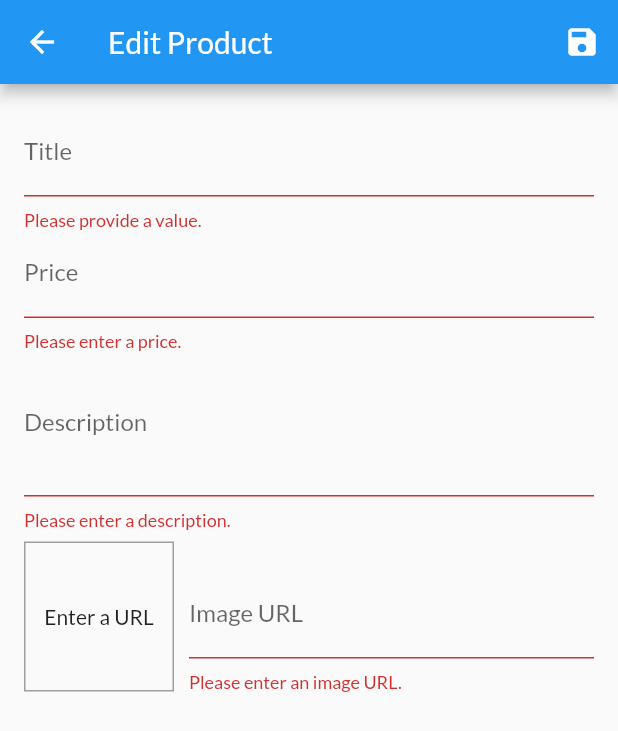
After one commit to nukeolay/shop_app, a Flutter app: the EditProductScreen screen opened by its route, after a tap on the "save" icon, on a phone screen of 412 x 824 dp. The commit adds this screen. Shown: the top 731 px of the screen. Run offline on Flutter 3.47's test engine with Material 2 defaults, Android fonts, the phone set to English and light mode, and no system bars; network calls fail.

Commit message:
finished 9 ch

```diff
--- a/lib/main.dart
+++ b/lib/main.dart
@@ -1,6 +1,8 @@
 import 'package:flutter/material.dart';
 import 'package:provider/provider.dart';
-import 'package:shop_app/screens/orders_screen.dart';
+import './screens/edit_product_screen.dart';
+import './screens/orders_screen.dart';
+import './screens/user_products_screen.dart';
 import './providers/orders.dart';
 import './screens/cart_screen.dart';
 import './providers/cart.dart';
@@ -42,6 +44,8 @@ class MyApp extends StatelessWidget {
           ProductDetailScreen.routeName: (ctx) => const ProductDetailScreen(),
           CartScreen.routeName: (ctx) => const CartScreen(),
           OrdersScreen.routeName: (ctx) => const OrdersScreen(),
+          UserProductsScreen.routeName: (ctx) => const UserProductsScreen(),
+          EditProductScreen.routeName: (ctx) => const EditProductScreen(),
         },
       ),
     );
--- a/lib/providers/products.dart
+++ b/lib/providers/products.dart
@@ -45,8 +45,26 @@ class Products with ChangeNotifier {
     return _items.where((product) => product.isFavorite).toList();
   }
 
-  void addProduct() {
-    //_items.add(value);
+  void addProduct(Product product) {
+    final newProduct = Product(
+      id: DateTime.now().toString(),
+      title: product.title,
+      description: product.description,
+      price: product.price,
+      imageUrl: product.imageUrl,
+    );
+    _items.add(newProduct);
+    notifyListeners();
+  }
+
+  void updateProduct(String id, Product newProduct) {
+    int productIndex = _items.indexWhere((product) => product.id == id);
+    _items[productIndex] = newProduct;
+    notifyListeners();
+  }
+
+  void deleteProduct(String? id) {
+    _items.removeWhere((product) => product.id == id);
     notifyListeners();
   }
 
--- /dev/null
+++ b/lib/screens/edit_product_screen.dart
@@ -0,0 +1,274 @@
+import 'package:flutter/cupertino.dart';
+import 'package:flutter/material.dart';
+import 'package:provider/provider.dart';
+import '../providers/products.dart';
+import '../providers/product.dart';
+
+class EditProductScreen extends StatefulWidget {
+  const EditProductScreen({Key? key}) : super(key: key);
+  static const String routeName = '/edit-product-screen';
+
+  @override
+  _EditProductScreenState createState() => _EditProductScreenState();
+}
+
+class _EditProductScreenState extends State<EditProductScreen> {
+  final _priceFocusNode = FocusNode();
+  final _descriptionFocusNode = FocusNode();
+  final _imageUrlFocusNode = FocusNode();
+  final _imageUrlController = TextEditingController();
+  final _form = GlobalKey<FormState>();
+  Product _editedProduct = Product(
+    id: '',
+    title: '',
+    price: 0,
+    description: '',
+    imageUrl: '',
+  );
+
+  Map<String, String> _initValues = {
+    'title': '',
+    'description': '',
+    'price': '',
+    'imageUrl': '',
+  };
+
+  bool _isInit = true;
+
+  @override
+  void initState() {
+    _imageUrlFocusNode.addListener(_updateImageUrl);
+    super.initState();
+  }
+
+  @override
+  void didChangeDependencies() {
+    if (_isInit) {
+      final String? productId =
+          ModalRoute.of(context)!.settings.arguments as String?;
+      if (productId != null) {
+        _editedProduct =
+            Provider.of<Products>(context, listen: false).findById(productId);
+        _initValues = {
+          'title': _editedProduct.title,
+          'description': _editedProduct.description,
+          'price': _editedProduct.price.toString(),
+          'imageUrl': '',
+        };
+        _imageUrlController.text = _editedProduct.imageUrl;
+        _isInit = false;
+      }
+    }
+    super.didChangeDependencies();
+  }
+
+  @override
+  void dispose() {
+    _imageUrlFocusNode.removeListener(_updateImageUrl);
+    _priceFocusNode.dispose();
+    _descriptionFocusNode.dispose();
+    _imageUrlFocusNode.dispose();
+    _imageUrlController.dispose();
+    super.dispose();
+  }
+
+  void _updateImageUrl() {
+    String value = _imageUrlController.text;
+    if (!_imageUrlFocusNode.hasFocus) {
+      if ((!value.startsWith('http') && !value.startsWith('https')) ||
+          (!value.endsWith('.png') &&
+              !value.endsWith('.jpg') &&
+              !value.endsWith('.jpeg'))) {
+        return;
+      } else {
+        setState(() {});
+      }
+    }
+  }
+
+  void _saveForm() {
+    final bool _isValid = _form.currentState!.validate();
+    if (_isValid) {
+      _form.currentState!.save();
+      if (_editedProduct.id != '') {
+        Provider.of<Products>(context, listen: false)
+            .updateProduct(_editedProduct.id, _editedProduct);
+      } else {
+        Provider.of<Products>(context, listen: false)
+            .addProduct(_editedProduct);
+      }
+      Navigator.of(context).pop();
+    }
+  }
+
+  @override
+  Widget build(BuildContext context) {
+    return Scaffold(
+      appBar: AppBar(
+        title: const Text('Edit Product'),
+        actions: [
+          IconButton(
+            onPressed: _saveForm,
+            icon: const Icon(Icons.save),
+          ),
+        ],
+      ),
+      body: Padding(
+        padding: const EdgeInsets.all(16.0),
+        child: Form(
+          key: _form,
+          child: ListView(
+            children: [
+              TextFormField(
+                initialValue: _initValues['title'],
+                decoration: const InputDecoration(labelText: 'Title'),
+                textInputAction: TextInputAction.next,
+                onFieldSubmitted: (_) {
+                  FocusScope.of(context).requestFocus(_priceFocusNode);
+                },
+                validator: (value) {
+                  if (value!.isEmpty) {
+                    return 'Please provide a value.';
+                  }
+                  return null;
+                },
+                onSaved: (value) {
+                  _editedProduct = Product(
+                    id: _editedProduct.id,
+                    title: '$value',
+                    price: _editedProduct.price,
+                    description: _editedProduct.description,
+                    imageUrl: _editedProduct.imageUrl,
+                    isFavorite: _editedProduct.isFavorite,
+                  );
+                },
+              ),
+              TextFormField(
+                initialValue: _initValues['price'],
+                decoration: const InputDecoration(labelText: 'Price'),
+                textInputAction: TextInputAction.next,
+                keyboardType: TextInputType.number,
+                focusNode: _priceFocusNode,
+                onFieldSubmitted: (_) {
+                  FocusScope.of(context).requestFocus(_descriptionFocusNode);
+                },
+                validator: (value) {
+                  if (value!.isEmpty) {
+                    return 'Please enter a price.';
+                  }
+                  if (double.tryParse(value) == null) {
+                    return 'Please enter a valid number.';
+                  }
+                  if (double.parse(value) <= 0) {
+                    return 'Please enter a number greater than 0.';
+                  }
+                },
+                onSaved: (value) {
+                  _editedProduct = Product(
+                    id: _editedProduct.id,
+                    title: _editedProduct.title,
+                    price: double.parse(value!),
+                    description: _editedProduct.description,
+                    imageUrl: _editedProduct.imageUrl,
+                    isFavorite: _editedProduct.isFavorite,
+                  );
+                },
+              ),
+              TextFormField(
+                initialValue: _initValues['description'],
+                decoration: const InputDecoration(labelText: 'Description'),
+                maxLines: 3,
+                keyboardType: TextInputType.multiline,
+                focusNode: _descriptionFocusNode,
+                validator: (value) {
+                  if (value!.isEmpty) {
+                    return 'Please enter a description.';
+                  }
+                  if (value.length < 10) {
+                    return 'Should be at leas 10 characters';
+                  }
+                  return null;
+                },
+                onSaved: (value) {
+                  _editedProduct = Product(
+                    id: _editedProduct.id,
+                    title: _editedProduct.title,
+                    price: _editedProduct.price,
+                    description: '$value',
+                    imageUrl: _editedProduct.imageUrl,
+                    isFavorite: _editedProduct.isFavorite,
+                  );
+                },
+              ),
+              Row(
+                crossAxisAlignment: CrossAxisAlignment.end,
+                children: [
+                  Container(
+                    margin: const EdgeInsets.only(
+                      top: 8,
+                      right: 10,
+                    ),
+                    decoration: BoxDecoration(
+                      border: Border.all(
+                        width: 1,
+                        color: Colors.grey,
+                      ),
+                    ),
+                    width: 100,
+                    height: 100,
+                    child: _imageUrlController.text.isEmpty
+                        ? const Center(
+                            child: Text('Enter a URL'),
+                          )
+                        : FittedBox(
+                            fit: BoxFit.cover,
+                            child: Image.network(_imageUrlController.text),
+                          ),
+                  ),
+                  Expanded(
+                    child: TextFormField(
+                      decoration: const InputDecoration(labelText: 'Image URL'),
+                      keyboardType: TextInputType.url,
+                      textInputAction: TextInputAction.done,
+                      controller: _imageUrlController,
+                      focusNode: _imageUrlFocusNode,
+                      onEditingComplete: () {
+                        setState(() {});
+                      },
+                      onFieldSubmitted: (_) => _saveForm(),
+                      validator: (value) {
+                        if (value!.isEmpty) {
+                          return 'Please enter an image URL.';
+                        }
+                        if (!value.startsWith('http') &&
+                            !value.startsWith('https')) {
+                          return 'Please enter a valid URL.';
+                        }
+                        if (!value.endsWith('.png') &&
+                            !value.endsWith('.jpg') &&
+                            !value.endsWith('.jpeg')) {
+                          return 'Please enter a valid image URL.';
+                        }
+                        return null;
+                      },
+                      onSaved: (value) {
+                        _editedProduct = Product(
+                          id: _editedProduct.id,
+                          title: _editedProduct.title,
+                          price: _editedProduct.price,
+                          description: _editedProduct.description,
+                          imageUrl: '$value',
+                          isFavorite: _editedProduct.isFavorite,
+                        );
+                      },
+                    ),
+                  ),
+                ],
+              ),
+            ],
+          ),
+        ),
+      ),
+    );
+  }
+}
```
Also changed, not shown: lib/providers/cart.dart (+20 -0 lines), lib/screens/user_products_screen.dart (added, +45 -0 lines), lib/widgets/app_drawer.dart (+12 -1 lines), lib/widgets/cart_item.dart (+35 -0 lines), lib/widgets/product_item.dart (+12 -0 lines), lib/widgets/user_product_item.dart (added, +50 -0 lines).
